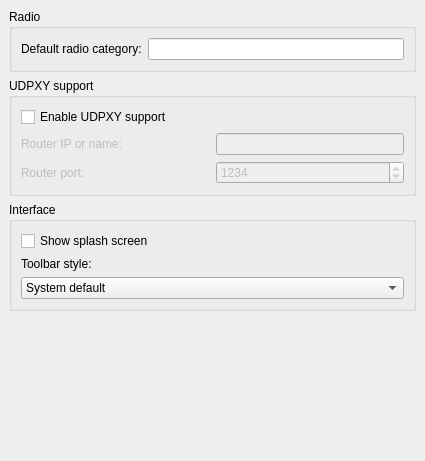
Qt form src/ui/settings-editor/SettingsEditorCommon.ui (ntadej/tano) before a commit.
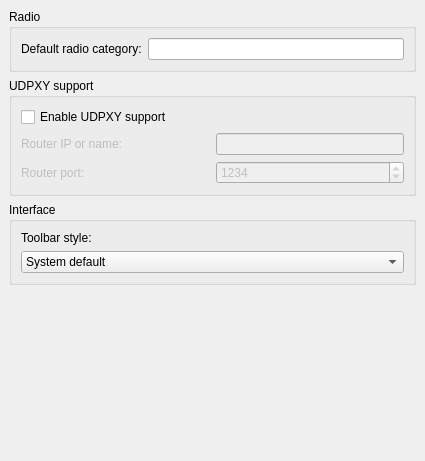
The same form after that commit. Icons and pictures are not drawn.

Commit message: Remove splash

```diff
--- a/src/ui/settings-editor/SettingsEditorCommon.ui
+++ b/src/ui/settings-editor/SettingsEditorCommon.ui
@@ -123,13 +123,6 @@
           <string>Interface</string>
          </property>
          <layout class="QVBoxLayout" name="verticalLayout_3">
-          <item>
-           <widget class="QCheckBox" name="checkSplash">
-            <property name="text">
-             <string>Show splash screen</string>
-            </property>
-           </widget>
-          </item>
           <item>
            <widget class="QLabel" name="labelToolbarStyle">
             <property name="text">
```
The commit also changes 29 other files.
